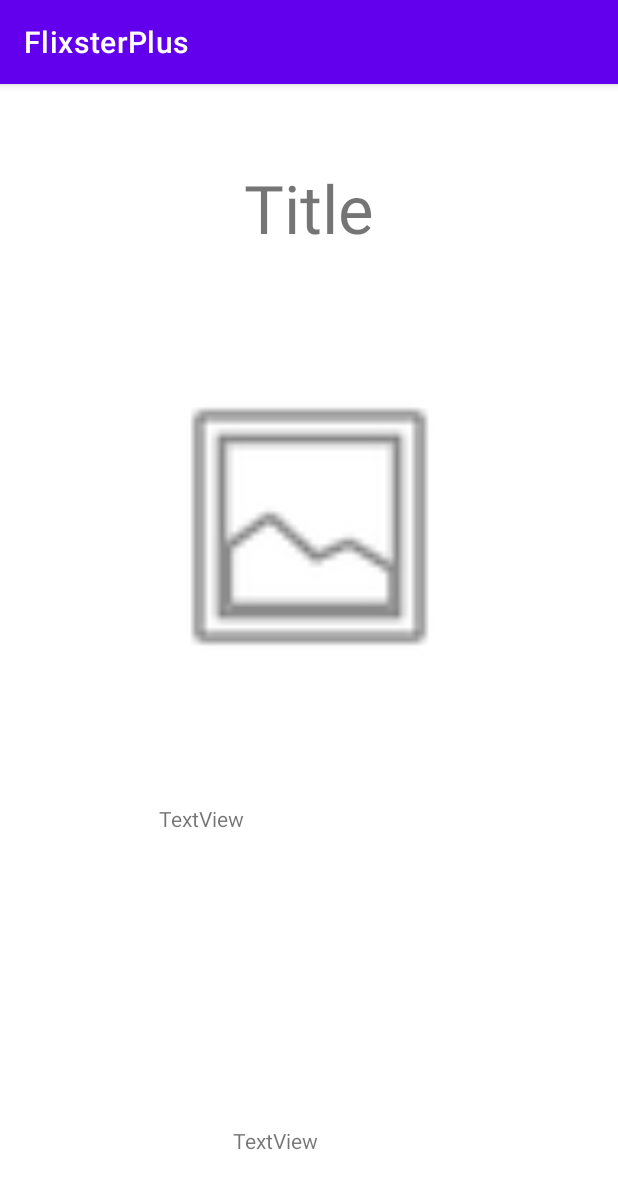
After one commit to SDAxium/FlixsterPlus, an Android app: the DetailActivity screen opened directly, with no data from a screen before it, on a phone screen of 412 x 824 dp. The commit adds this screen. Shown: the top 1189 px of the screen. Run offline under Robolectric (Android 15) with nearby library versions, the phone set to English and light mode, and no system bars.

Commit message:
Updated FlixsterPlus
changed access from currently playing movies to popular tv series

```diff
--- a/app/src/main/AndroidManifest.xml
+++ b/app/src/main/AndroidManifest.xml
@@ -14,6 +14,9 @@
         android:theme="@style/Theme.FlixsterPlus"
         tools:targetApi="31">
         <activity
+            android:name=".DetailActivity"
+            android:exported="true" />
+        <activity
             android:name=".MainActivity"
             android:exported="true">
             <intent-filter>
--- /dev/null
+++ b/app/src/main/java/com/example/flixsterplus/DetailActivity.kt
@@ -0,0 +1,24 @@
+package com.example.flixsterplus
+
+import android.media.Image
+import android.os.Bundle
+import android.widget.ImageView
+import android.widget.TextView
+import androidx.appcompat.app.AppCompatActivity
+
+class DetailActivity : AppCompatActivity(){
+    override fun onCreate(savedInstanceState: Bundle?) {
+        super.onCreate(savedInstanceState)
+        setContentView(R.layout.activity_detail)
+
+        var posterView = findViewById<ImageView>(R.id.posterImageView)
+        var popularityTextView = findViewById<TextView>(R.id.popularityTextView)
+        var seriesTitleTextView = findViewById<TextView>(R.id.seriesTitleTextView)
+        var overviewTextView = findViewById<TextView>(R.id.overviewTextView)
+
+        //val tvSeries = intent.getSerializableExtra(tv_extra) as Television
+
+
+    }
+
+}
--- a/app/src/main/java/com/example/flixsterplus/MainActivity.kt
+++ b/app/src/main/java/com/example/flixsterplus/MainActivity.kt
@@ -2,6 +2,9 @@ package com.example.flixsterplus
 
 import androidx.appcompat.app.AppCompatActivity
 import android.os.Bundle
+import android.util.Log
+import androidx.recyclerview.widget.LinearLayoutManager
+import androidx.recyclerview.widget.RecyclerView
 import com.example.flixsterplus.R.id
 
 class MainActivity : AppCompatActivity() {
@@ -10,6 +13,6 @@ class MainActivity : AppCompatActivity() {
         setContentView(R.layout.activity_main)
         val supportFragmentManager = supportFragmentManager
         val fragmentTransaction = supportFragmentManager.beginTransaction()
-        fragmentTransaction.replace(id.content, MovieFragment(), null).commit()
+        fragmentTransaction.replace(id.content, TelevisionFragment(), null).commit()
     }
 }
--- /dev/null
+++ b/app/src/main/res/layout/activity_detail.xml
@@ -0,0 +1,60 @@
+<?xml version="1.0" encoding="utf-8"?>
+<androidx.constraintlayout.widget.ConstraintLayout xmlns:android="http://schemas.android.com/apk/res/android"
+    xmlns:app="http://schemas.android.com/apk/res-auto"
+    xmlns:tools="http://schemas.android.com/tools"
+    android:layout_width="match_parent"
+    android:layout_height="match_parent">
+
+    <ImageView
+        android:id="@+id/posterImageView"
+        android:layout_width="207dp"
+        android:layout_height="271dp"
+        app:layout_constraintBottom_toTopOf="@+id/popularityTextView"
+        app:layout_constraintEnd_toEndOf="parent"
+        app:layout_constraintStart_toStartOf="parent"
+        app:layout_constraintTop_toBottomOf="@+id/seriesTitleTextView"
+        app:layout_constraintVertical_bias="0.151"
+        app:srcCompat="@android:drawable/ic_menu_gallery" />
+
+    <TextView
+        android:id="@+id/popularityTextView"
+        android:layout_width="102dp"
+        android:layout_height="26dp"
+        android:text="TextView"
+        app:layout_constraintBottom_toBottomOf="parent"
+        app:layout_constraintEnd_toEndOf="parent"
+        app:layout_constraintStart_toStartOf="parent"
+        app:layout_constraintTop_toTopOf="parent"
+        app:layout_constraintVertical_bias="0.936" />
+
+    <TextView
+        android:id="@+id/overviewTextView"
+        android:layout_width="wrap_content"
+        android:layout_height="wrap_content"
+        android:ellipsize="end"
+        android:maxLines="10"
+        android:minWidth="200dp"
+        android:minLines="1"
+        android:text="TextView"
+        app:layout_constraintBottom_toTopOf="@+id/popularityTextView"
+        app:layout_constraintEnd_toEndOf="parent"
+        app:layout_constraintStart_toStartOf="parent"
+        app:layout_constraintTop_toBottomOf="@+id/posterImageView"
+        app:layout_constraintVertical_bias="0.201" />
+
+    <TextView
+        android:id="@+id/seriesTitleTextView"
+        android:layout_width="wrap_content"
+        android:layout_height="wrap_content"
+        android:minWidth="200dp"
+        android:minHeight="60sp"
+        android:textAlignment="center"
+        android:autoSizeMinTextSize="30sp"
+        android:autoSizeTextType="uniform"
+        android:text="Title"
+        app:layout_constraintBottom_toBottomOf="parent"
+        app:layout_constraintEnd_toEndOf="parent"
+        app:layout_constraintStart_toStartOf="parent"
+        app:layout_constraintTop_toTopOf="parent"
+        app:layout_constraintVertical_bias="0.074" />
+</androidx.constraintlayout.widget.ConstraintLayout>
```
Also changed, not shown: app/src/main/java/com/example/flixsterplus/Television.kt (added, +21 -0 lines), app/src/main/java/com/example/flixsterplus/TelevisionFragment.kt (added, +113 -0 lines), app/src/main/java/com/example/flixsterplus/TelevisionOnListFragmentInteractionListener.kt (added, +8 -0 lines), app/src/main/java/com/example/flixsterplus/TelevisionRecyclerViewAdapter.kt (added, +70 -0 lines), app/src/main/res/layout/activity_main.xml (+19 -1 lines), app/src/main/res/layout/fragment_television.xml (added, +40 -0 lines), app/src/main/res/layout/fragment_television_list.xml (added, +28 -0 lines).
